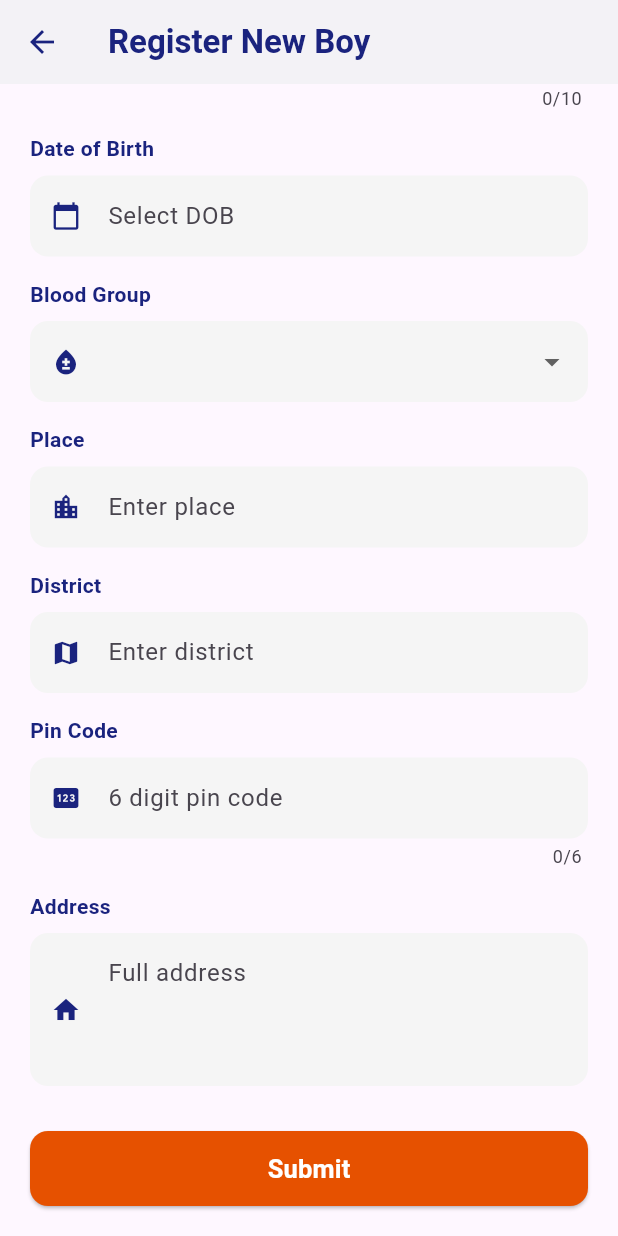
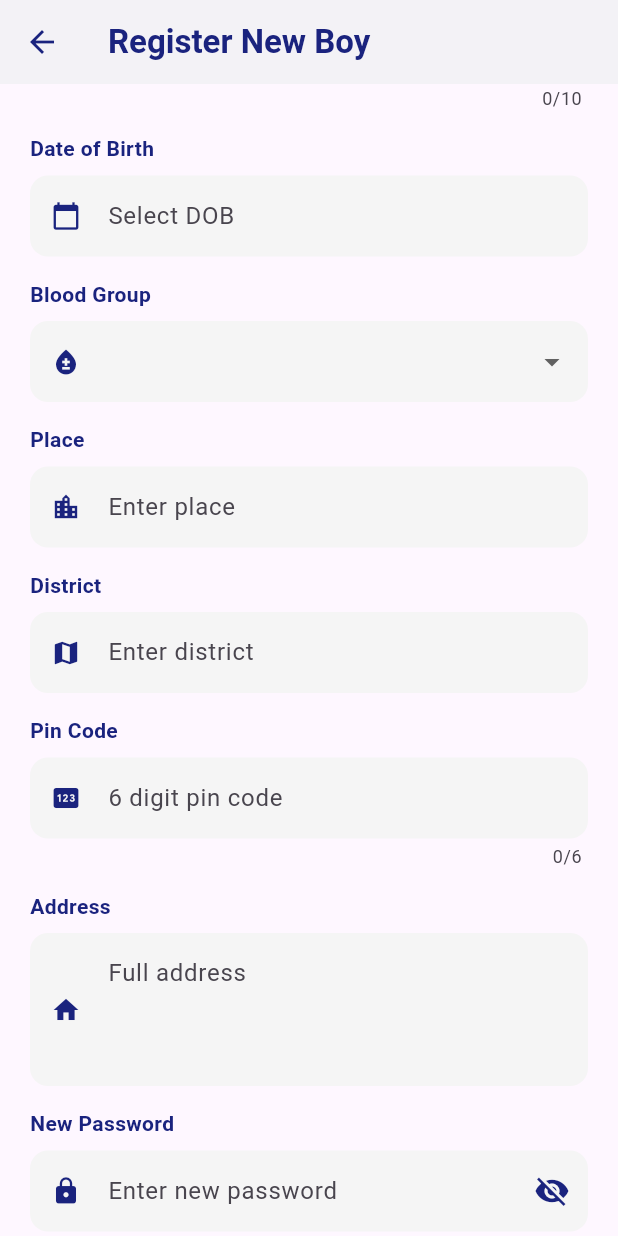
Before and after one commit to Ameenyasircm/cateryx_new, a Flutter app: the RegisterBoyScreen screen opened directly, scrolled down 318 dp, on a phone screen of 412 x 824 dp. Run offline on Flutter 3.47's test engine with Material 3 defaults, Android fonts, the phone set to English and light mode, and no system bars; our stand-ins replace cloud_firestore, firebase_core, flutter_screenutil, geocoding, geolocator, google_fonts and 3 more; accounts and stored records are empty.

Commit message:
add password in reg screen

```diff
--- a/lib/Boys/Providers/boys_provider.dart
+++ b/lib/Boys/Providers/boys_provider.dart
@@ -21,7 +21,18 @@ class BoysProvider extends ChangeNotifier{
   TextEditingController addressController = TextEditingController();
   TextEditingController passwordController = TextEditingController();
   TextEditingController confirmPasswordController = TextEditingController();
+  bool obscurePassword = true;
+  bool obscureConfirmPassword = true;
 
+  void togglePasswordVisibility() {
+    obscurePassword = !obscurePassword;
+    notifyListeners();
+  }
+
+  void toggleConfirmPasswordVisibility() {
+    obscureConfirmPassword = !obscureConfirmPassword;
+    notifyListeners();
+  }
   String? selectedBloodGroup;
   DateTime? dobDateTime;
 
--- a/lib/Boys/Screens/boy_registration.dart
+++ b/lib/Boys/Screens/boy_registration.dart
@@ -138,6 +138,52 @@ class RegisterBoyScreen extends StatelessWidget {
                     maxLines: 3,
                   ),
 
+                  const SizedBox(height: 15),
+                  _label("New Password"),
+                  TextFormField(
+                    controller: provider.passwordController,
+                    obscureText: provider.obscurePassword,
+                    decoration: _decoration("Enter new password", Icons.lock).copyWith(
+                      suffixIcon: IconButton(
+                        icon: Icon(
+                          provider.obscurePassword ? Icons.visibility_off : Icons.visibility,
+                          color: const Color(0xff1A237E),
+                        ),
+                        onPressed: provider.togglePasswordVisibility,
+                      ),
+                    ),
+                    validator: (v) {
+                      if (v == null || v.isEmpty) return "Password required";
+                      if (v.length < 6) return "Minimum 6 characters required";
+                      return null;
+                    },
+                  ),
+
+                  const SizedBox(height: 15),
+                  _label("Confirm Password"),
+                  TextFormField(
+                    controller: provider.confirmPasswordController,
+                    obscureText: provider.obscureConfirmPassword,
+                    decoration: _decoration("Confirm password", Icons.lock_outline).copyWith(
+                      suffixIcon: IconButton(
+                        icon: Icon(
+                          provider.obscureConfirmPassword
+                              ? Icons.visibility_off
+                              : Icons.visibility,
+                          color: const Color(0xff1A237E),
+                        ),
+                        onPressed: provider.toggleConfirmPasswordVisibility,
+                      ),
+                    ),
+                    validator: (v) {
+                      if (v == null || v.isEmpty) return "Confirm your password";
+                      if (v != provider.passwordController.text) {
+                        return "Passwords do not match";
+                      }
+                      return null;
+                    },
+                  ),
+
                   const SizedBox(height: 30),
 
                   SizedBox(
```
Also changed, not shown: pubspec.lock.
